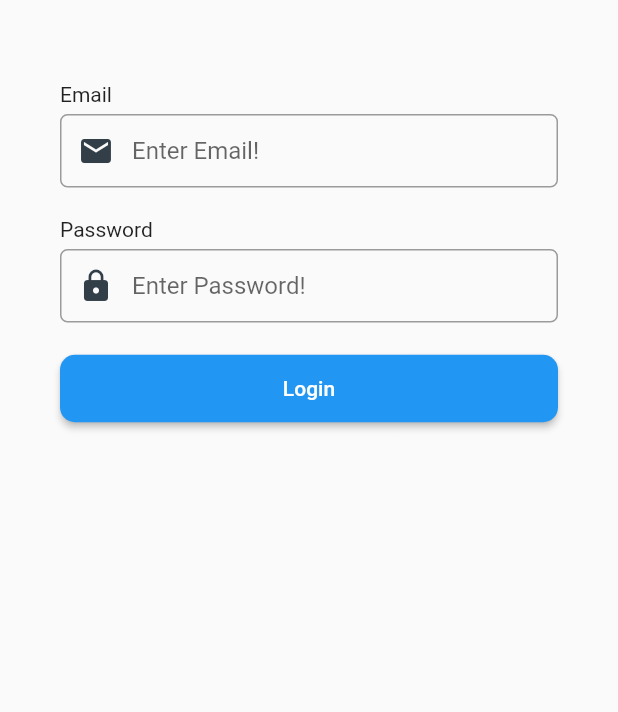
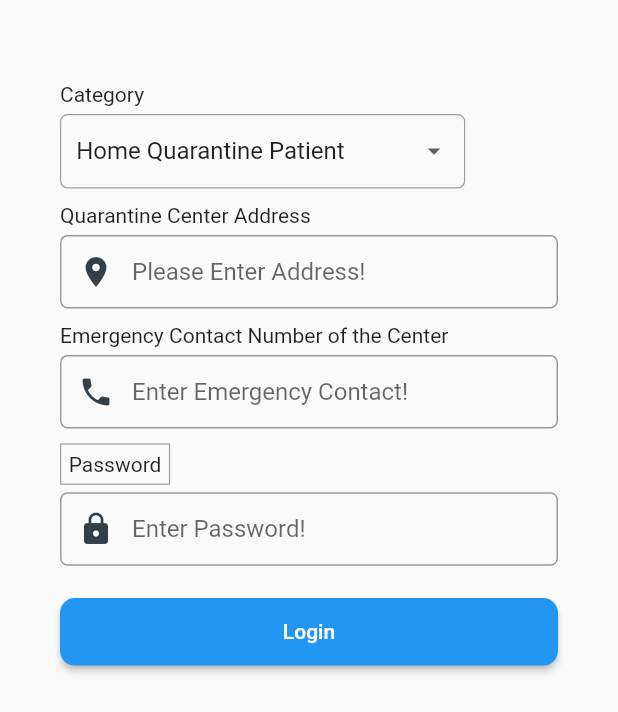
Before and after one commit to channa-fernando/covid-19-app, a Flutter app: the SubmitReadings screen opened directly, on a phone screen of 412 x 824 dp. Shown: the top 712 px of the screen. Run offline on Flutter 3.47's test engine with Material 2 defaults, Android fonts, the phone set to English and light mode, and no system bars; our stand-ins replace carousel_slider, email_validator, google_maps_flutter; network calls fail.

```diff
--- a/lib/screen/dashboard.dart
+++ b/lib/screen/dashboard.dart
@@ -14,7 +14,7 @@ class DashBoard extends StatefulWidget {
 class _DashBoardState extends State<DashBoard> {
   int _selectedIndex = 0; //New
 
-  final _pageOptions = [CovidDetails(), SubmitReadings(), MapView()];
+  final _pageOptions = [SubmitReadings(), CovidDetails(), MapView()];
 
   @override
   Widget build(BuildContext context) {
--- a/lib/screen/submitreadinga.dart
+++ b/lib/screen/submitreadinga.dart
@@ -1,3 +1,4 @@
+import 'package:flutter/cupertino.dart';
 import 'package:flutter/material.dart';
 import 'package:untitled/utility/widgets.dart';
 import 'package:http/http.dart' as http;
@@ -15,7 +16,14 @@ class _SubmitReadingsState extends State<SubmitReadings> {
   final formKey = GlobalKey<FormState>();
   String _userName = "";
   String _passWord = "";
+  String _emergencyContact = "";
+  String _address = "";
 
+  String _category = 'Home Quarantine Patient';
+  var categoryList = [
+    'Home Quarantine Patient',
+    'Home Quarantine Close Contact'
+  ];
 
   @override
   Widget build(BuildContext context) {
@@ -63,27 +71,78 @@ class _SubmitReadingsState extends State<SubmitReadings> {
                 SizedBox(
                   height: 15.0,
                 ),
-                Text("Email"),
+                Text("Category"),
+                SizedBox(
+                  height: 5.0,
+                ),
+                Container(
+                      padding: EdgeInsets.symmetric(horizontal: 10.0),
+                      decoration: BoxDecoration(
+                        borderRadius: BorderRadius.circular(5.0),
+                        border: Border.all(
+                            color: Colors.grey, style: BorderStyle.solid, width: 0.80),
+                      ),
+                      child: DropdownButtonHideUnderline(
+                        child: DropdownButton(
+                          value: _category,
+                          icon: const Icon(Icons.arrow_drop_down),
+                          iconSize: 20,
+                          elevation: 16,
+                          items: categoryList.map((String categorySelected) {
+                            return DropdownMenuItem(value: categorySelected, child: Text(categorySelected,));
+                          }).toList(),
+                          onChanged: (String? newValue) {
+                            setState(() {
+                              _category = newValue!;
+                            });
+                          },
+                        ),
+                      ),
+                ),
+                SizedBox(
+                  height: 10.0,
+                ),
+                Text("Quarantine Center Address"),
                 SizedBox(
                   height: 5.0,
                 ),
                 TextFormField(
                   autofocus: false,
                   validator: (value) =>
-                  value!.isEmpty ? "Please Enter Password" : null,
-                  onSaved: (value) => _userName = value!,
-                  decoration: buildInputDecoration("Enter Email!", Icons.email),
+                  value!.isEmpty ? "Please Enter Address of Center" : null,
+                  onSaved: (value) => _address = value!,
+                  decoration: buildInputDecoration("Please Enter Address!", Icons.location_on),
                 ),
                 SizedBox(
-                  height: 20.0,
+                  height: 10.0,
                 ),
-                Text("Password"),
+                Text("Emergency Contact Number of the Center"),
                 SizedBox(
                   height: 5.0,
                 ),
                 TextFormField(
                   autofocus: false,
-                  obscureText: true,
+                  validator: (value) =>
+                  value!.isEmpty ? "Emergency Contact Number" : null,
+                  onSaved: (value) => _emergencyContact = value!,
+                  decoration: buildInputDecoration("Enter Emergency Contact!", Icons.phone),
+                ),
+                SizedBox(
+                  height: 10.0,
+                ),
+                Container(
+                  padding: EdgeInsets.all(5.0),
+                  decoration: BoxDecoration(
+                    border: Border.all(
+                        color: Colors.grey, style: BorderStyle.solid, width: 0.80),
+                    ),
+                  child: Text("Password"),
+                ),
+                SizedBox(
+                  height: 5.0,
+                ),
+                TextFormField(
+                  autofocus: false,
                   validator: (value) =>
                   value!.isEmpty ? "Please Enter Password" : null,
                   onSaved: (value) => _passWord = value!,
```
